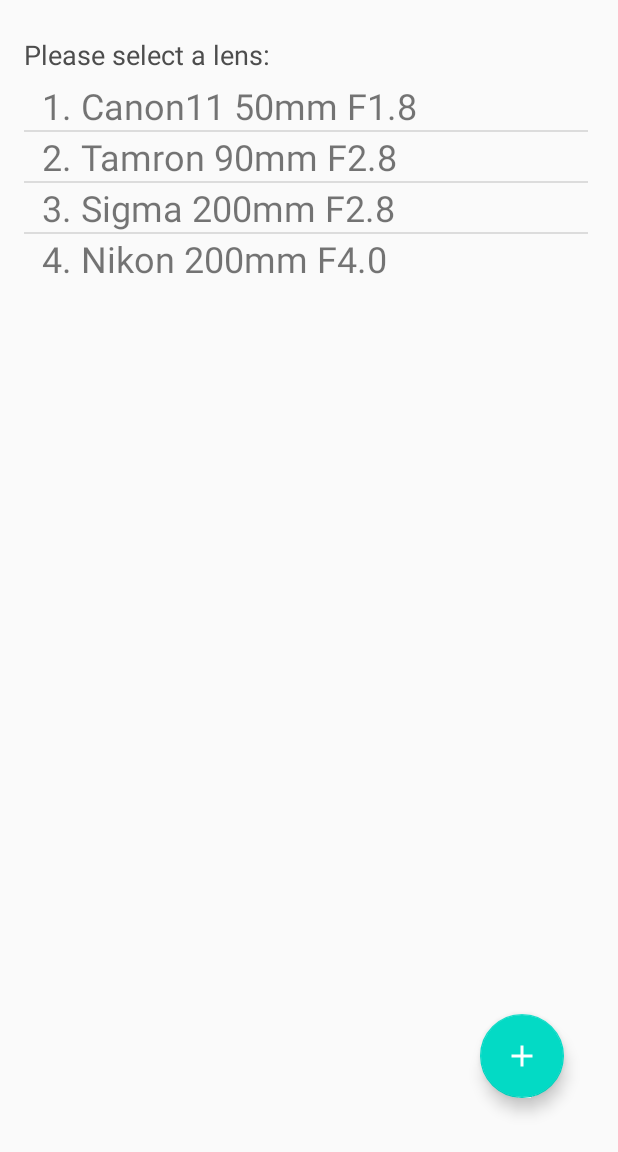
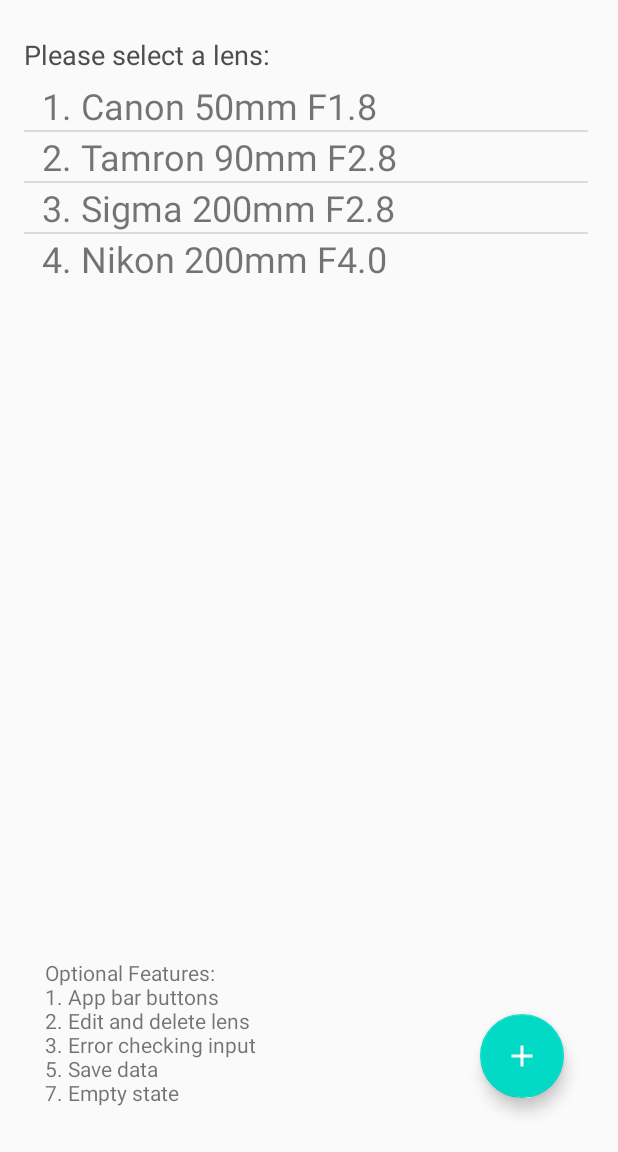
Before and after one commit to jevidin/DepthOfFieldCalculator, an Android app: the screen it shows after launch (MainActivity), on a phone screen of 412 x 824 dp, the part 84-1236 px from its top. Run offline under Robolectric (Android 15) with nearby library versions, the phone set to English and light mode, and no system bars.

Commit message:
[jzl5] Test SharePreferences
Add textview options

```diff
--- a/app/src/main/java/com/example/assignment2/MainActivity.java
+++ b/app/src/main/java/com/example/assignment2/MainActivity.java
@@ -30,6 +30,8 @@ import java.util.List;
 import java.util.Locale;
 
 public class MainActivity extends AppCompatActivity {
+    public static final String SHAREDPREF_LENSES = "User's Lenses";
+    public static final String SHAREDPREF_LENS_MANAGER = "Lens Manager";
     private LensManager lensManager;
     @Override
     protected void onCreate(Bundle savedInstanceState) {
@@ -41,7 +43,6 @@ public class MainActivity extends AppCompatActivity {
         lensManager = LensManager.getInstance();
         getLensFromSharedPref();
         populateListView();
-        //storeLensToSharedPref();
         updateUI();
         registerClickCallback();
         FloatingActionButton fab = findViewById(R.id.fab);
@@ -55,26 +56,21 @@ public class MainActivity extends AppCompatActivity {
     }
 
     private void getDefaultLens(){
-
-        lensManager.add(new Lens("Canon11", 1.8, 50));
+        lensManager.add(new Lens("Canon", 1.8, 50));
         lensManager.add(new Lens("Tamron", 2.8, 90));
         lensManager.add(new Lens("Sigma", 2.8, 200));
         lensManager.add(new Lens("Nikon", 4, 200));
-
     }
 
     private void getLensFromSharedPref(){
-        SharedPreferences prefs = getSharedPreferences("User's Lenses", MODE_PRIVATE);
-        //List<Lens> storedLens = new ArrayList<>();
+        SharedPreferences prefs = getSharedPreferences(SHAREDPREF_LENSES, MODE_PRIVATE);
 
         Gson lensGson = new Gson();
-
-        String lensJson = prefs.getString("Lens Manager",null );
+        String lensJson = prefs.getString(SHAREDPREF_LENS_MANAGER,null );
         Type type = new TypeToken<List<Lens>>() {}.getType();
         List<Lens> storedLens = lensGson.fromJson(lensJson, type);
 
         if(storedLens == null){
-            //storedLens = new ArrayList<>();
             getDefaultLens();
         }
         else {//turn arraylist to lensmanager
@@ -85,14 +81,17 @@ public class MainActivity extends AppCompatActivity {
     }
 
     private void storeLensToSharedPref() {
-        SharedPreferences prefs = getSharedPreferences("User's Lenses", MODE_PRIVATE);
+        SharedPreferences prefs = getSharedPreferences(SHAREDPREF_LENSES, MODE_PRIVATE);
         SharedPreferences.Editor editor = prefs.edit();
 
         Gson gson = new Gson();
         List<Lens> storedLens = new ArrayList<>();
 
         if(lensManager.getNumLenses() == 0){
-            getDefaultLens();
+            storedLens.add(new Lens("Canon", 1.8, 50));
+            storedLens.add(new Lens("Tamron", 2.8, 90));
+            storedLens.add(new Lens("Sigma", 2.8, 200));
+            storedLens.add(new Lens("Nikon", 4, 200));
         }
 
         //turn manager into an arraylist
@@ -101,7 +100,7 @@ public class MainActivity extends AppCompatActivity {
         }
 
         String json = gson.toJson(storedLens);
-        editor.putString("Lens Manager", json);
+        editor.putString(SHAREDPREF_LENS_MANAGER, json);
         editor.apply();
     }
 
--- a/app/src/main/res/layout/activity_add_lens.xml
+++ b/app/src/main/res/layout/activity_add_lens.xml
@@ -76,7 +76,7 @@
         android:layout_width="wrap_content"
         android:layout_height="wrap_content"
         android:layout_marginTop="10dp"
-        android:text="Aperture:"
+        android:text="@string/aperture"
         android:textSize="18sp"
         app:layout_constraintStart_toStartOf="@+id/add_inputFocalLength"
         app:layout_constraintTop_toBottomOf="@+id/add_inputFocalLength" />
@@ -89,7 +89,7 @@
         android:layout_marginEnd="5dp"
         android:layout_marginRight="5dp"
         android:ems="10"
-        android:hint="ex: 2.8 for F2.8"
+        android:hint="@string/inputApertureEx"
         android:inputType="numberDecimal"
         app:layout_constraintEnd_toEndOf="parent"
         app:layout_constraintStart_toStartOf="@+id/add_textAperture"
--- a/app/src/main/res/layout/activity_calculate_dof.xml
+++ b/app/src/main/res/layout/activity_calculate_dof.xml
@@ -112,7 +112,7 @@
         android:ems="10"
         android:hint="@string/inputCOCEx"
         android:inputType="numberDecimal"
-        android:text="0.029"
+        android:text="@string/prefillCOC"
         app:layout_constraintEnd_toEndOf="parent"
         app:layout_constraintStart_toEndOf="@+id/txtCOC"
         app:layout_constraintTop_toBottomOf="@+id/viewLens" />
@@ -155,7 +155,7 @@
         android:layout_marginStart="10dp"
         android:layout_marginLeft="10dp"
         android:layout_marginTop="120dp"
-        android:text="Edit"
+        android:text="@string/editBtn"
         app:layout_constraintStart_toEndOf="@+id/calculateBtn"
         app:layout_constraintTop_toBottomOf="@+id/calculateBtn" />
 
@@ -166,7 +166,7 @@
         android:layout_marginTop="120dp"
         android:layout_marginEnd="10dp"
         android:layout_marginRight="10dp"
-        android:text="Delete"
+        android:text="@string/deleteBtn"
         app:layout_constraintEnd_toStartOf="@+id/calculateBtn"
         app:layout_constraintTop_toBottomOf="@+id/calculateBtn" />
 
--- a/app/src/main/res/layout/activity_edit_lens.xml
+++ b/app/src/main/res/layout/activity_edit_lens.xml
@@ -61,7 +61,7 @@
         android:layout_width="wrap_content"
         android:layout_height="wrap_content"
         android:layout_marginTop="10dp"
-        android:text="Aperture:"
+        android:text="@string/aperture"
         android:textSize="18sp"
         app:layout_constraintStart_toStartOf="@+id/edit_inputFocalLength"
         app:layout_constraintTop_toBottomOf="@+id/edit_inputFocalLength" />
@@ -74,7 +74,7 @@
         android:layout_marginEnd="5dp"
         android:layout_marginRight="5dp"
         android:ems="10"
-        android:hint="ex: 2.8 for F2.8"
+        android:hint="@string/inputApertureEx"
         android:inputType="numberDecimal"
         app:layout_constraintEnd_toEndOf="parent"
         app:layout_constraintStart_toStartOf="@+id/edit_textAperture"
--- a/app/src/main/res/layout/activity_main.xml
+++ b/app/src/main/res/layout/activity_main.xml
@@ -71,7 +71,7 @@
         android:layout_marginTop="24dp"
         android:layout_marginEnd="16dp"
         android:layout_marginRight="16dp"
-        android:text="Please select a lens:"
+        android:text="@string/please_select"
         android:textColor="#4D4D4D"
         android:textSize="18sp"
         app:layout_constraintEnd_toEndOf="parent"
@@ -79,4 +79,15 @@
         app:layout_constraintStart_toStartOf="parent"
         app:layout_constraintTop_toBottomOf="@+id/toolbar" />
 
+    <TextView
+        android:id="@+id/textViewOptionalFeatures"
+        android:layout_width="wrap_content"
+        android:layout_height="wrap_content"
+        android:layout_marginStart="30dp"
+        android:layout_marginLeft="30dp"
+        android:layout_marginBottom="30dp"
+        android:text="@string/txtOptionalFeatures"
+        app:layout_constraintBottom_toBottomOf="parent"
+        app:layout_constraintStart_toStartOf="parent" />
+
 </androidx.constraintlayout.widget.ConstraintLayout>
--- a/app/src/main/res/values/strings.xml
+++ b/app/src/main/res/values/strings.xml
@@ -28,5 +28,11 @@
     <string name="ex_200_for_200mm">ex: 200 for 200mm</string>
     <string name="back">Back</string>
     <string name="save">Save</string>
+    <string name="please_select">Please select a lens:</string>
+    <string name="aperture">Aperture:</string>
+    <string name="prefillCOC">0.029</string>
+    <string name="editBtn">Edit</string>
+    <string name="deleteBtn">Delete</string>
+    <string name="txtOptionalFeatures">Optional Features:\n1. App bar buttons\n2. Edit and delete lens\n3. Error checking input\n5. Save data\n7. Empty state</string>
 
 </resources>
```
